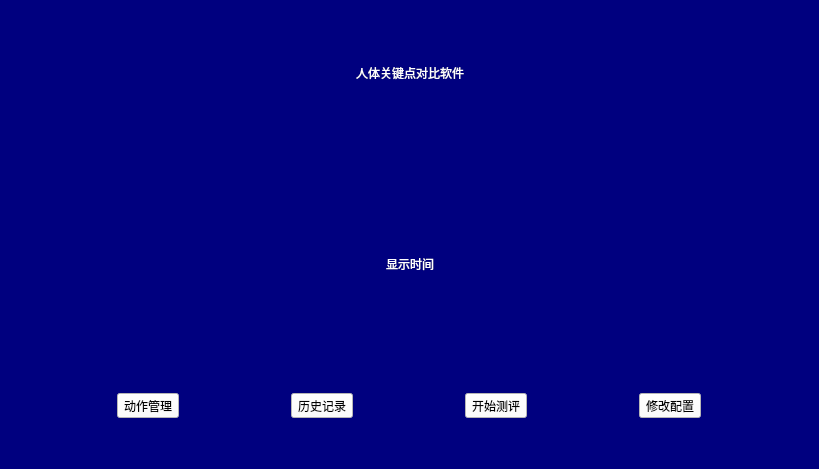
Above: main_page.ui from LiYangDoYourself/keypoints_diff before the change. Below: the same form after it.
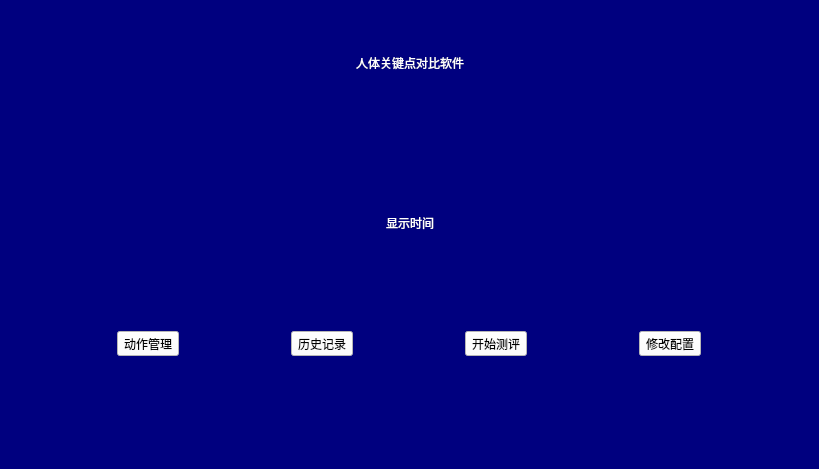
That is the form after the change.

```diff
--- a/main_page.ui
+++ b/main_page.ui
@@ -18,7 +18,7 @@
   </property>
   <layout class="QVBoxLayout" name="verticalLayout_2">
    <item>
-    <layout class="QVBoxLayout" name="verticalLayout" stretch="1,2,3,0">
+    <layout class="QVBoxLayout" name="verticalLayout" stretch="1,2,3,1">
      <item>
       <layout class="QHBoxLayout" name="horizontalLayout">
        <item>
```
